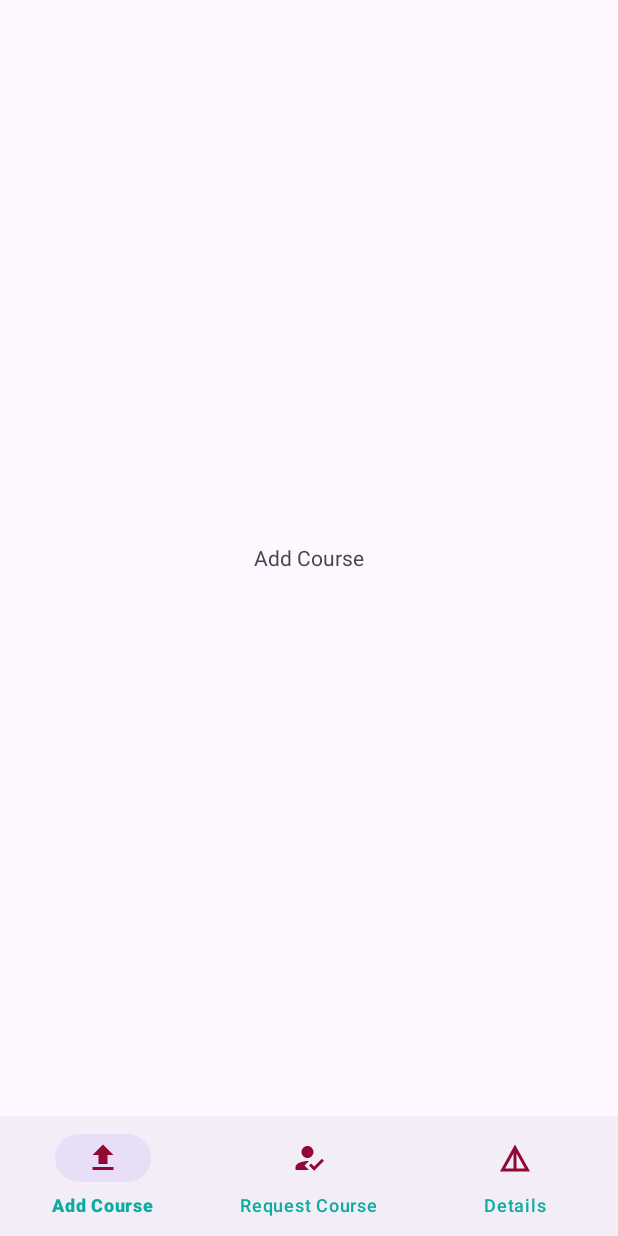
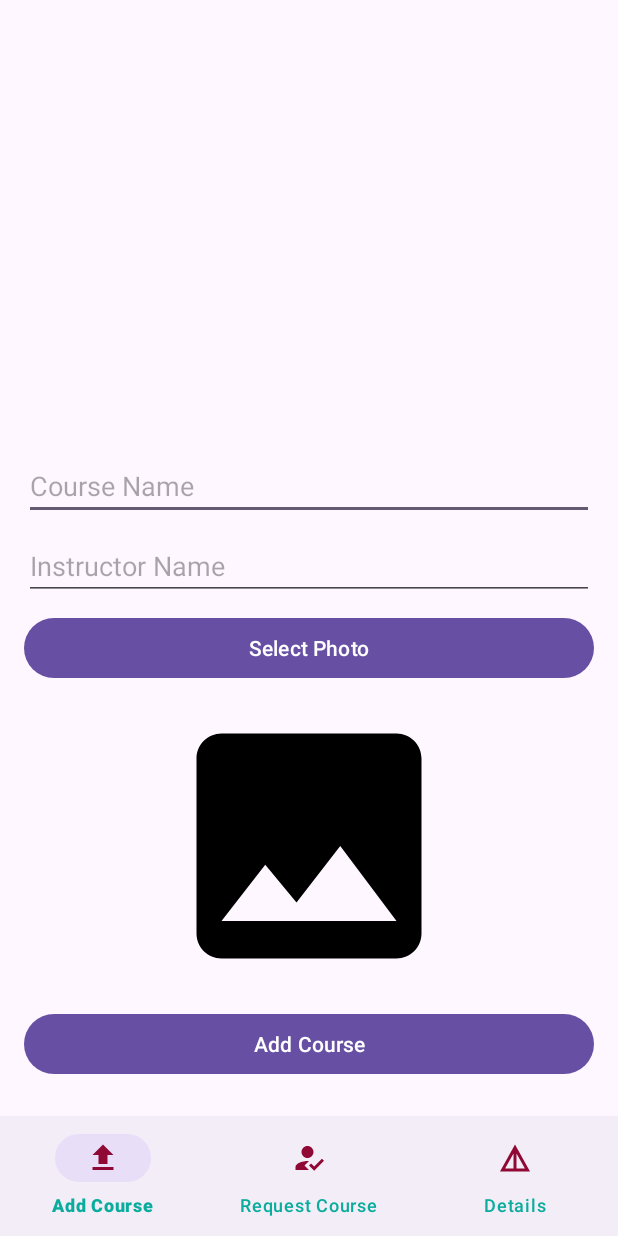
Before and after one commit to MehrabHussain47/LearnNow, an Android app: the AddCourseFragment screen opened directly, with no data from a screen before it, on a phone screen of 412 x 824 dp. Run offline under Robolectric (Android 15) with nearby library versions, the phone set to English and light mode, and no system bars.

Commit message:
Initial Commit 4

```diff
--- a/app/build.gradle.kts
+++ b/app/build.gradle.kts
@@ -38,6 +38,7 @@ dependencies {
     implementation(libs.activity)
     implementation(libs.constraintlayout)
     implementation(libs.recyclerview)
+    implementation(libs.picasso)
     implementation(libs.material)
     testImplementation(libs.junit)
     androidTestImplementation(libs.ext.junit)
--- a/app/src/main/AndroidManifest.xml
+++ b/app/src/main/AndroidManifest.xml
@@ -1,6 +1,9 @@
 <?xml version="1.0" encoding="utf-8"?>
 <manifest xmlns:android="http://schemas.android.com/apk/res/android"
     xmlns:tools="http://schemas.android.com/tools" >
+
+    <uses-permission android:name="android.permission.READ_EXTERNAL_STORAGE" />
+    <uses-permission android:name="android.permission.WRITE_EXTERNAL_STORAGE" />
 
     <application
         android:allowBackup="true"
--- a/app/src/main/java/com/example/learnnow/AddCourseFragment.java
+++ b/app/src/main/java/com/example/learnnow/AddCourseFragment.java
@@ -1,17 +1,99 @@
 package com.example.learnnow;
 
+import android.content.ContentResolver;
+import android.content.Intent;
+import android.database.sqlite.SQLiteDatabase;
+import android.net.Uri;
 import android.os.Bundle;
+import android.provider.MediaStore;
 import android.view.LayoutInflater;
 import android.view.View;
 import android.view.ViewGroup;
+import android.widget.Button;
+import android.widget.EditText;
+import android.widget.ImageView;
+import android.widget.Toast;
+
 import androidx.annotation.NonNull;
 import androidx.annotation.Nullable;
 import androidx.fragment.app.Fragment;
 
 public class AddCourseFragment extends Fragment {
+
+    private static final int PICK_IMAGE = 1;
+
+    private EditText courseNameEditText;
+    private EditText instructorNameEditText;
+    private ImageView photoImageView;
+    private Button selectPhotoButton;
+    private Button addCourseButton;
+
+    private Uri selectedImageUri;
+
+    private DatabaseHelper databaseHelper;
+
     @Nullable
     @Override
     public View onCreateView(@NonNull LayoutInflater inflater, @Nullable ViewGroup container, @Nullable Bundle savedInstanceState) {
-        return inflater.inflate(R.layout.fragment_add_course, container, false);
+        View view = inflater.inflate(R.layout.fragment_add_course, container, false);
+
+        // Initialize views
+        courseNameEditText = view.findViewById(R.id.courseName);
+        instructorNameEditText = view.findViewById(R.id.instructorName);
+        photoImageView = view.findViewById(R.id.photoImageView);
+        selectPhotoButton = view.findViewById(R.id.selectPhotoButton);
+        addCourseButton = view.findViewById(R.id.addCourseButton);
+
+        // Initialize database helper
+        databaseHelper = new DatabaseHelper(getContext());
+
+        // Handle select photo button click
+        selectPhotoButton.setOnClickListener(v -> openGallery());
+
+        // Handle add course button click
+        addCourseButton.setOnClickListener(v -> addCourse());
+
+        return view;
+    }
+
+    // Open the gallery to select an image
+    private void openGallery() {
+        Intent intent = new Intent(Intent.ACTION_PICK, MediaStore.Images.Media.EXTERNAL_CONTENT_URI);
+        startActivityForResult(intent, PICK_IMAGE);
+    }
+
+    // Handle the result of the image selection
+    @Override
+    public void onActivityResult(int requestCode, int resultCode, Intent data) {
+        super.onActivityResult(requestCode, resultCode, data);
+
+        if (requestCode == PICK_IMAGE && resultCode == getActivity().RESULT_OK) {
+            selectedImageUri = data.getData();
+            photoImageView.setImageURI(selectedImageUri); // Show the selected image in ImageView
+        }
+    }
+
+    // Add course to the database
+    private void addCourse() {
+        String courseName = courseNameEditText.getText().toString();
+        String instructorName = instructorNameEditText.getText().toString();
+
+        if (courseName.isEmpty() || instructorName.isEmpty() || selectedImageUri == null) {
+            Toast.makeText(getContext(), "Please fill in all fields and select an image", Toast.LENGTH_SHORT).show();
+        } else {
+            // Convert image URI to string path (this can be adjusted based on your needs)
+            String imagePath = selectedImageUri.toString();
+
+            // Insert course into the database
+            databaseHelper.insertCourse(courseName, instructorName, imagePath);
+
+            // Show success message
+            Toast.makeText(getContext(), "Course added successfully!", Toast.LENGTH_SHORT).show();
+
+            // Clear the fields
+            courseNameEditText.setText("");
+            instructorNameEditText.setText("");
+            photoImageView.setImageResource(R.drawable.ic_placeholder); // Reset ImageView
+        }
     }
 }
--- /dev/null
+++ b/app/src/main/java/com/example/learnnow/CourseAdapter.java
@@ -0,0 +1,4 @@
+package com.example.learnnow;
+
+public class CourseAdapter {
+}
--- a/app/src/main/java/com/example/learnnow/ViewListFragment.java
+++ b/app/src/main/java/com/example/learnnow/ViewListFragment.java
@@ -9,7 +9,6 @@ import androidx.annotation.Nullable;
 import androidx.fragment.app.Fragment;
 
 public class ViewListFragment extends Fragment {
-
     @Nullable
     @Override
     public View onCreateView(@NonNull LayoutInflater inflater, @Nullable ViewGroup container, @Nullable Bundle savedInstanceState) {
--- /dev/null
+++ b/app/src/main/res/drawable/ic_placeholder.xml
@@ -0,0 +1,5 @@
+<vector xmlns:android="http://schemas.android.com/apk/res/android" android:height="24dp" android:tint="#000000" android:viewportHeight="24" android:viewportWidth="24" android:width="24dp">
+
+    <path android:fillColor="@android:color/white" android:pathData="M21,19V5c0,-1.1 -0.9,-2 -2,-2H5c-1.1,0 -2,0.9 -2,2v14c0,1.1 0.9,2 2,2h14c1.1,0 2,-0.9 2,-2zM8.5,13.5l2.5,3.01L14.5,12l4.5,6H5l3.5,-4.5z"/>
+
+</vector>
--- a/app/src/main/res/layout/fragment_add_course.xml
+++ b/app/src/main/res/layout/fragment_add_course.xml
@@ -1,10 +1,56 @@
 <?xml version="1.0" encoding="utf-8"?>
 <FrameLayout xmlns:android="http://schemas.android.com/apk/res/android"
     android:layout_width="match_parent"
-    android:layout_height="match_parent">
-    <TextView
-        android:layout_width="wrap_content"
-        android:layout_height="wrap_content"
-        android:text="Add Course"
-        android:layout_gravity="center"/>
+    android:layout_height="match_parent"
+    android:layout_gravity="center">
+
+    <!-- Parent LinearLayout with vertical orientation -->
+    <LinearLayout
+        android:layout_width="match_parent"
+        android:layout_height="match_parent"
+        android:orientation="vertical"
+        android:padding="16dp"
+        android:gravity="bottom">
+
+        <!-- Course Name EditText -->
+        <EditText
+            android:id="@+id/courseName"
+            android:layout_width="match_parent"
+            android:layout_height="wrap_content"
+            android:hint="Course Name"
+            android:layout_marginBottom="8dp" />
+
+        <!-- Instructor Name EditText -->
+        <EditText
+            android:id="@+id/instructorName"
+            android:layout_width="match_parent"
+            android:layout_height="wrap_content"
+            android:hint="Instructor Name"
+            android:layout_marginBottom="8dp" />
+
+        <!-- Select Photo Button -->
+        <Button
+            android:id="@+id/selectPhotoButton"
+            android:layout_width="match_parent"
+            android:layout_height="wrap_content"
+            android:text="Select Photo"
+            android:layout_marginBottom="8dp" />
+
+        <!-- ImageView for the selected photo -->
+        <ImageView
+            android:id="@+id/photoImageView"
+            android:layout_width="match_parent"
+            android:layout_height="200dp"
+            android:layout_marginBottom="8dp"
+            android:src="@drawable/ic_placeholder" />
+
+        <!-- Add Course Button -->
+        <Button
+            android:id="@+id/addCourseButton"
+            android:layout_width="match_parent"
+            android:layout_height="wrap_content"
+            android:text="Add Course"
+            android:layout_marginBottom="8dp" />
+    </LinearLayout>
+
 </FrameLayout>
--- a/gradle/libs.versions.toml
+++ b/gradle/libs.versions.toml
@@ -8,6 +8,7 @@ material = "1.12.0"
 activity = "1.10.0"
 constraintlayout = "2.2.0"
 recyclerview = "1.4.0"
+picasso = "2.71828"
 
 [libraries]
 junit = { group = "junit", name = "junit", version.ref = "junit" }
@@ -18,6 +19,7 @@ material = { group = "com.google.android.material", name = "material", version.r
 activity = { group = "androidx.activity", name = "activity", version.ref = "activity" }
 constraintlayout = { group = "androidx.constraintlayout", name = "constraintlayout", version.ref = "constraintlayout" }
 recyclerview = { group = "androidx.recyclerview", name = "recyclerview", version.ref = "recyclerview" }
+picasso = { module = "com.squareup.picasso:picasso", version.ref = "picasso" }
 
 [plugins]
 android-application = { id = "com.android.application", version.ref = "agp" }
```
Also changed, not shown: app/src/main/java/com/example/learnnow/CourseModel.java (added, +31 -0 lines), app/src/main/java/com/example/learnnow/DatabaseHelper.java (+101 -5 lines), app/src/main/res/layout/item_course.xml (added, +52 -0 lines), app/src/main/res/drawable/sample_image.jpg (added).
